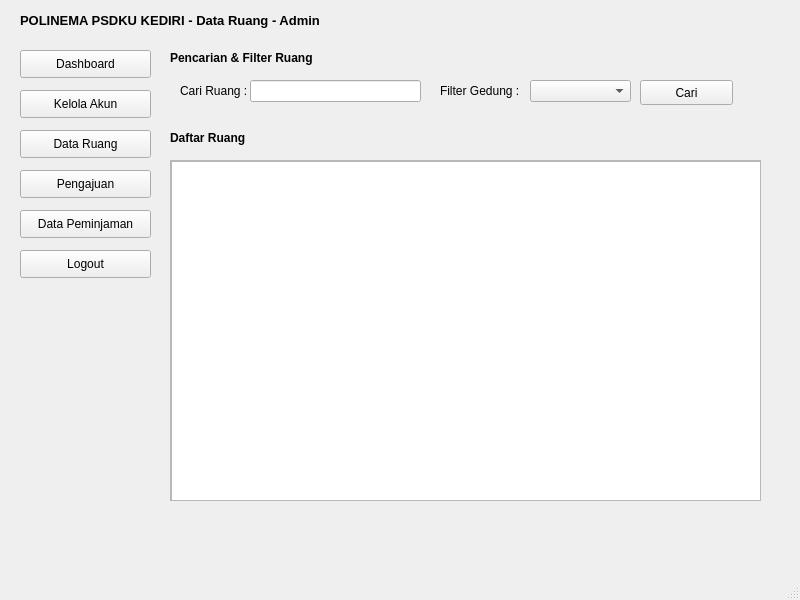
Ariel-F-S/SistemPeminjamanRuangPolinemaKampusKediri, file ui/data_ruang_admin.ui: the form before one commit.
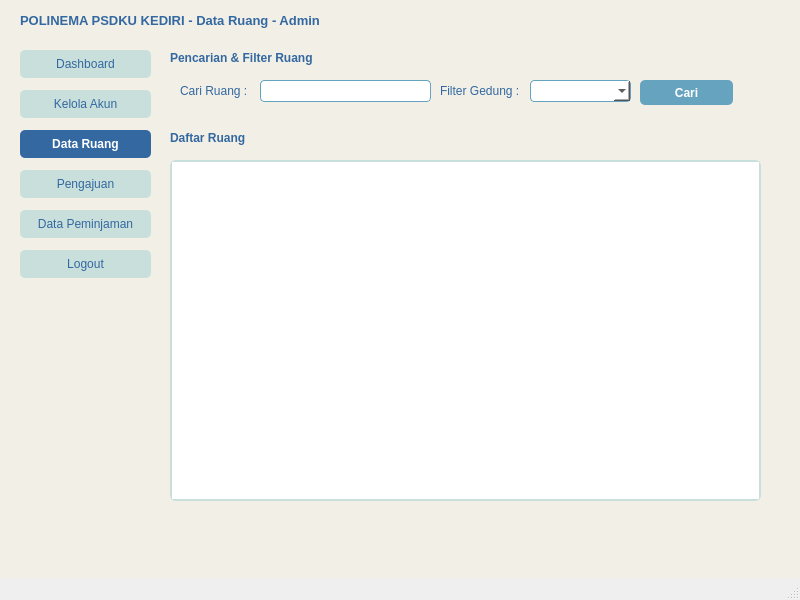
The form after the commit. Icons and pictures are not drawn.

What changed in the file:
```diff
--- a/ui/data_ruang_admin.ui
+++ b/ui/data_ruang_admin.ui
@@ -14,6 +14,11 @@
    <string>MainWindow</string>
   </property>
   <widget class="QWidget" name="centralwidget">
+   <property name="styleSheet">
+    <string notr="true">QWidget#centralwidget {
+    background-color: #F2EFE7;
+}</string>
+   </property>
    <widget class="QPushButton" name="pushButton_6">
     <property name="geometry">
      <rect>
@@ -23,6 +28,17 @@
       <height>28</height>
      </rect>
     </property>
+    <property name="styleSheet">
+     <string notr="true">QPushButton {
+    background-color: #C8DFDB;
+    color: #3368A0;
+    border-radius: 5px;
+}
+QPushButton:hover {
+    background-color: #3368A0;
+    color: #FFFFFF;
+}</string>
+    </property>
     <property name="text">
      <string>Logout</string>
     </property>
@@ -47,6 +63,9 @@
       <bold>true</bold>
      </font>
     </property>
+    <property name="styleSheet">
+     <string notr="true">color: #3368A0;</string>
+    </property>
     <property name="text">
      <string>POLINEMA PSDKU KEDIRI - Data Ruang - Admin</string>
     </property>
@@ -63,6 +82,17 @@
       <height>28</height>
      </rect>
     </property>
+    <property name="styleSheet">
+     <string notr="true">QPushButton {
+    background-color: #C8DFDB;
+    color: #3368A0;
+    border-radius: 5px;
+}
+QPushButton:hover {
+    background-color: #66A3BF;
+    color: #FFFFFF;
+}</string>
+    </property>
     <property name="text">
      <string>Data Peminjaman</string>
     </property>
@@ -80,6 +110,17 @@
       <height>28</height>
      </rect>
     </property>
+    <property name="styleSheet">
+     <string notr="true">QPushButton {
+    background-color: #C8DFDB;
+    color: #3368A0;
+    border-radius: 5px;
+}
+QPushButton:hover {
+    background-color: #66A3BF;
+    color: #FFFFFF;
+}</string>
+    </property>
     <property name="text">
      <string>Dashboard</string>
     </property>
@@ -97,6 +138,14 @@
       <height>28</height>
      </rect>
     </property>
+    <property name="styleSheet">
+     <string notr="true">QPushButton {
+    background-color: #3368A0;
+    color: #FFFFFF;
+    border-radius: 5px;
+    font-weight: bold;
+}</string>
+    </property>
     <property name="text">
      <string>Data Ruang</string>
     </property>
@@ -114,6 +163,17 @@
       <height>28</height>
      </rect>
     </property>
+    <property name="styleSheet">
+     <string notr="true">QPushButton {
+    background-color: #C8DFDB;
+    color: #3368A0;
+    border-radius: 5px;
+}
+QPushButton:hover {
+    background-color: #66A3BF;
+    color: #FFFFFF;
+}</string>
+    </property>
     <property name="text">
      <string>Pengajuan</string>
     </property>
@@ -131,6 +191,17 @@
       <height>28</height>
      </rect>
     </property>
+    <property name="styleSheet">
+     <string notr="true">QPushButton {
+    background-color: #C8DFDB;
+    color: #3368A0;
+    border-radius: 5px;
+}
+QPushButton:hover {
+    background-color: #66A3BF;
+    color: #FFFFFF;
+}</string>
+    </property>
     <property name="text">
      <string>Kelola Akun</string>
     </property>
@@ -148,6 +219,9 @@
       <height>21</height>
      </rect>
     </property>
+    <property name="styleSheet">
+     <string notr="true">color: #3368A0;</string>
+    </property>
     <property name="text">
      <string>Filter Gedung :</string>
     </property>
@@ -161,6 +235,12 @@
       <height>22</height>
      </rect>
     </property>
+    <property name="styleSheet">
+     <string notr="true">background-color: #FFFFFF;
+border: 1px solid #66A3BF;
+border-radius: 4px;
+padding-left: 5px;</string>
+    </property>
    </widget>
    <widget class="QLabel" name="label_2">
     <property name="geometry">
@@ -171,6 +251,9 @@
       <height>21</height>
      </rect>
     </property>
+    <property name="styleSheet">
+     <string notr="true">color: #3368A0;</string>
+    </property>
     <property name="text">
      <string>Cari Ruang :</string>
     </property>
@@ -190,6 +273,9 @@
       <bold>true</bold>
      </font>
     </property>
+    <property name="styleSheet">
+     <string notr="true">color: #3368A0;</string>
+    </property>
     <property name="text">
      <string>Pencarian &amp; Filter Ruang</string>
     </property>
@@ -197,12 +283,18 @@
    <widget class="QLineEdit" name="lineEdit">
     <property name="geometry">
      <rect>
-      <x>250</x>
+      <x>260</x>
       <y>80</y>
       <width>171</width>
       <height>22</height>
      </rect>
     </property>
+    <property name="styleSheet">
+     <string notr="true">background-color: #FFFFFF;
+border: 1px solid #66A3BF;
+border-radius: 4px;
+padding-left: 5px;</string>
+    </property>
    </widget>
    <widget class="QPushButton" name="pushButton_7">
     <property name="geometry">
@@ -213,6 +305,17 @@
       <height>25</height>
      </rect>
     </property>
+    <property name="styleSheet">
+     <string notr="true">QPushButton {
+    background-color: #66A3BF;
+    color: #FFFFFF;
+    border-radius: 5px;
+    font-weight: bold;
+}
+QPushButton:hover {
+    background-color: #3368A0;
+}</string>
+    </property>
     <property name="text">
      <string>Cari</string>
     </property>
@@ -230,6 +333,13 @@
       <height>341</height>
      </rect>
     </property>
+    <property name="styleSheet">
+     <string notr="true">QScrollArea {
+    border: 2px solid #C8DFDB;
+    border-radius: 6px;
+    background-color: #FFFFFF;
+}</string>
+    </property>
     <property name="widgetResizable">
      <bool>true</bool>
     </property>
@@ -238,8 +348,8 @@
       <rect>
        <x>0</x>
        <y>0</y>
-       <width>589</width>
-       <height>339</height>
+       <width>587</width>
+       <height>337</height>
       </rect>
      </property>
      <widget class="QTableView" name="tableView">
@@ -251,6 +361,18 @@
         <height>341</height>
        </rect>
       </property>
+      <property name="styleSheet">
+       <string notr="true">QTableView {
+    background-color: #FFFFFF;
+    border: none;
+}
+QHeaderView::section {
+    background-color: #3368A0;
+    color: #FFFFFF;
+    font-weight: bold;
+    padding: 4px;
+}</string>
+      </property>
      </widget>
     </widget>
    </widget>
@@ -269,6 +391,9 @@
       <bold>true</bold>
      </font>
     </property>
+    <property name="styleSheet">
+     <string notr="true">color: #3368A0;</string>
+    </property>
     <property name="text">
      <string>Daftar Ruang</string>
     </property>
```
Left out of the diff: 2 changed lines with no effect on the pictures.
